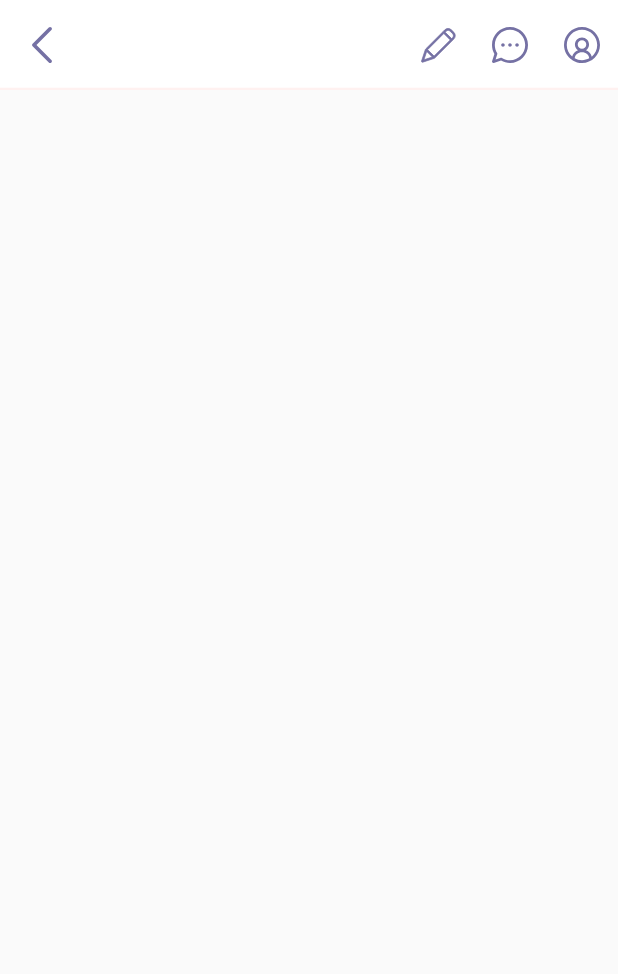
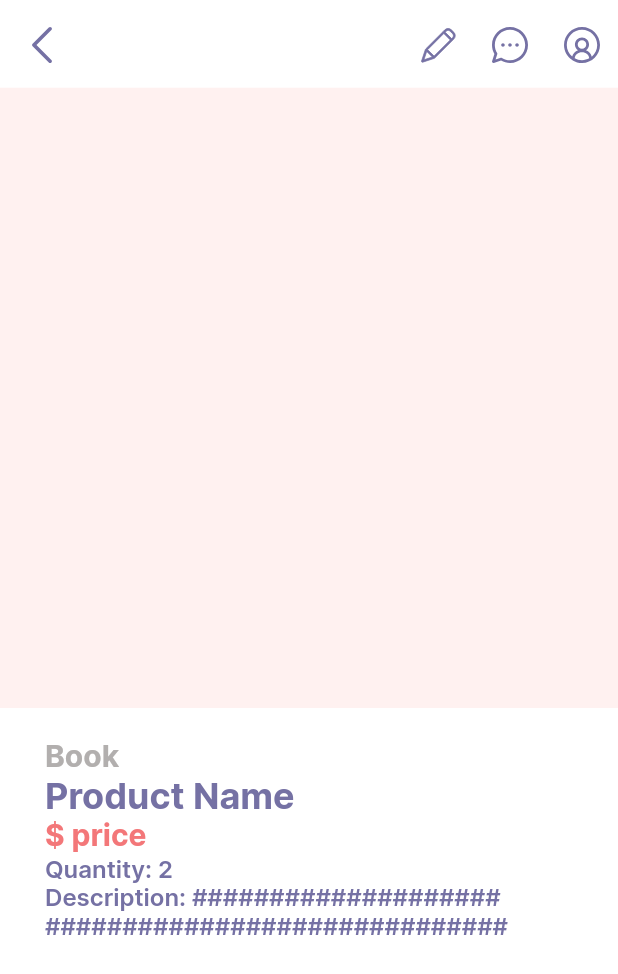
Before and after one commit to peerawitp/jengjaew_shop, a Flutter app: the screen it shows after launch, after a tap on "Product name", on a phone screen of 412 x 824 dp. Shown: the top 974 px of the screen. Run offline on Flutter 3.47's test engine with Material 2 defaults, Android fonts, the phone set to English and light mode, and no system bars; our stand-ins replace flutter_svg.

Commit message:
ℹ️ Added ProductInfoScreen details

```diff
--- a/lib/screens/home_screen.dart
+++ b/lib/screens/home_screen.dart
@@ -65,7 +65,7 @@ class _HomeScreenState extends State<HomeScreen> {
                           aspectRatio: 1,
                           child: Container(
                             decoration: BoxDecoration(
-                                color: kColorsRed,
+                                color: kColorsCream,
                                 borderRadius: BorderRadius.circular(15)),
                           )),
                       SizedBox(
@@ -78,10 +78,7 @@ class _HomeScreenState extends State<HomeScreen> {
                       ),
                       Text(
                         '\$Price',
-                        style: TextStyle(
-                            fontSize: 14.0,
-                            fontWeight: FontWeight.w600,
-                            color: kColorsPurple),
+                        style: TextStyle(fontSize: 14.0, color: kColorsPurple),
                       )
                     ],
                   ),
--- a/lib/screens/product_info.dart
+++ b/lib/screens/product_info.dart
@@ -44,7 +44,51 @@ class _ProductInfoScreenState extends State<ProductInfoScreen> {
           )
         ],
       ),
-      body: Container(),
+      body: Container(
+        color: kColorsWhite,
+        child: ListView(
+          children: [
+            AspectRatio(
+                aspectRatio: 1,
+                child: Container(
+                  decoration: BoxDecoration(
+                    color: kColorsCream,
+                  ),
+                )),
+            Padding(
+              padding: const EdgeInsets.symmetric(horizontal: 30, vertical: 20),
+              child: Column(
+                crossAxisAlignment: CrossAxisAlignment.start,
+                children: [
+                  Text(
+                    'Book',
+                    style: Theme.of(context).textTheme.headline4,
+                  ),
+                  Text(
+                    'Product Name',
+                    style: Theme.of(context).textTheme.headline2,
+                  ),
+                  Text(
+                    '\$ price',
+                    style: TextStyle(
+                        fontSize: 20.0,
+                        fontWeight: FontWeight.w700,
+                        color: kColorsRed),
+                  ),
+                  Text(
+                    'Quantity: 2',
+                    style: Theme.of(context).textTheme.subtitle1,
+                  ),
+                  Text(
+                    'Description: ####################\n##############################',
+                    style: Theme.of(context).textTheme.subtitle1,
+                  )
+                ],
+              ),
+            )
+          ],
+        ),
+      ),
     );
   }
 }
```
